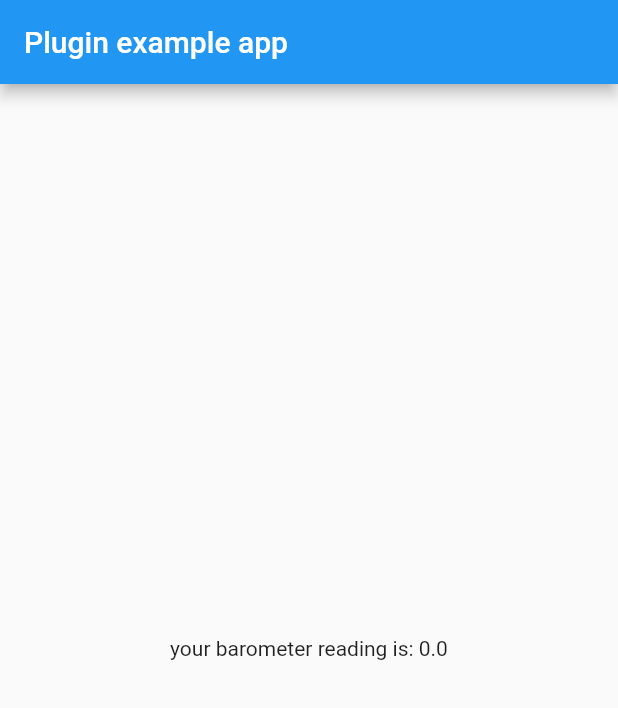
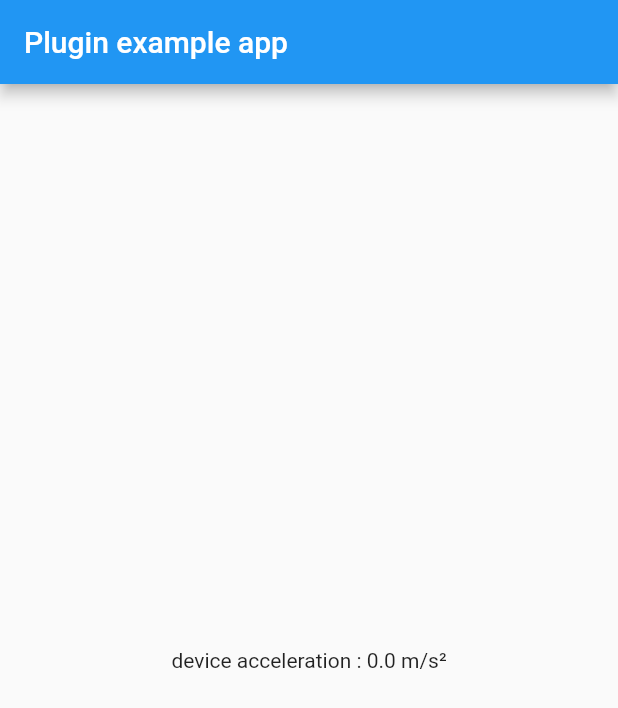
Before and after one commit to Ahmodiyy/sensor-plugin, a Flutter app: the screen it shows after launch, on a phone screen of 412 x 824 dp. Shown: the top 708 px of the screen. Run offline on Flutter 3.47's test engine with Material 2 defaults, Android fonts, the phone set to English and light mode, and no system bars; our stand-ins replace plugin_platform_interface; missing offline and left inert: dart:html.

Commit message:
added superscript to text

```diff
--- a/example/lib/main.dart
+++ b/example/lib/main.dart
@@ -55,7 +55,7 @@ class _MyAppState extends State<MyApp> {
           title: const Text('Plugin example app'),
         ),
         body: Center(
-          child: Text('your barometer reading is: $_barometerReadings\n'),
+          child: Text('device acceleration : $_barometerReadings m/s\u00B2'),
         ),
       ),
     );
```
